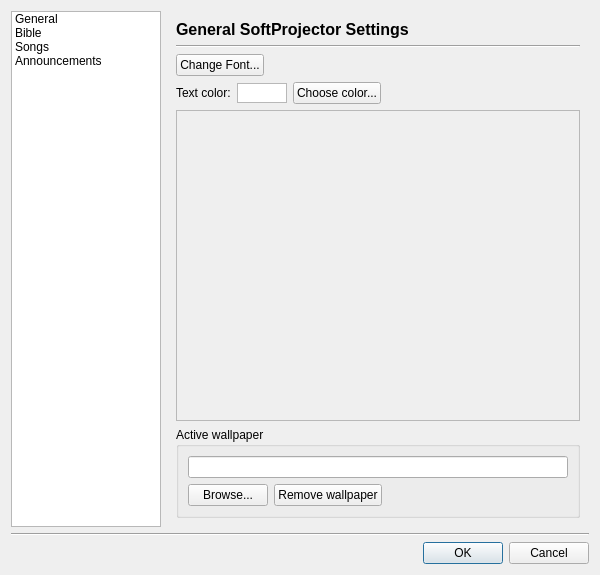
First picture: the form in src/settingsdialog.ui, repository SoftProjector/src, before the edit.
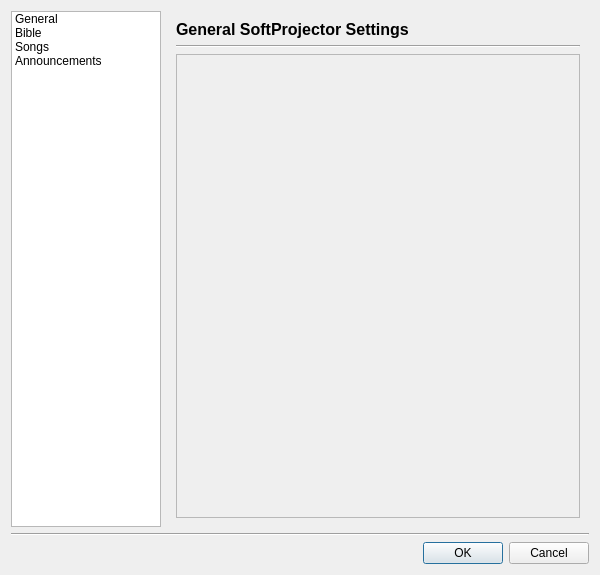
Second picture: the form after the edit. The open tabs and pages were chosen to show the change. Icons and pictures are not drawn.

Diff of the .ui file:
```diff
--- a/src/settingsdialog.ui
+++ b/src/settingsdialog.ui
@@ -88,11 +88,11 @@
       <bool>true</bool>
      </property>
      <property name="currentIndex">
-      <number>1</number>
+      <number>0</number>
      </property>
      <widget class="QWidget" name="general">
       <layout class="QGridLayout" name="gridLayout">
-       <item row="0" column="0" colspan="4">
+       <item row="0" column="0" colspan="2">
         <layout class="QVBoxLayout" name="verticalLayout_3">
          <item>
           <widget class="QLabel" name="label_4">
@@ -117,74 +117,7 @@
          </item>
         </layout>
        </item>
-       <item row="1" column="0" colspan="4">
-        <layout class="QHBoxLayout" name="horizontalLayout">
-         <item>
-          <widget class="QPushButton" name="change_font_button">
-           <property name="text">
-            <string>Change Font...</string>
-           </property>
-          </widget>
-         </item>
-         <item>
-          <spacer name="horizontalSpacer_3">
-           <property name="orientation">
-            <enum>Qt::Horizontal</enum>
-           </property>
-           <property name="sizeHint" stdset="0">
-            <size>
-             <width>40</width>
-             <height>20</height>
-            </size>
-           </property>
-          </spacer>
-         </item>
-        </layout>
-       </item>
-       <item row="2" column="0">
-        <widget class="QLabel" name="label_3">
-         <property name="text">
-          <string>Text color:</string>
-         </property>
-        </widget>
-       </item>
-       <item row="2" column="1">
-        <widget class="QGraphicsView" name="text_color_view">
-         <property name="minimumSize">
-          <size>
-           <width>50</width>
-           <height>20</height>
-          </size>
-         </property>
-         <property name="maximumSize">
-          <size>
-           <width>50</width>
-           <height>20</height>
-          </size>
-         </property>
-        </widget>
-       </item>
-       <item row="2" column="2">
-        <widget class="QPushButton" name="choose_color_button">
-         <property name="text">
-          <string>Choose color...</string>
-         </property>
-        </widget>
-       </item>
-       <item row="2" column="3">
-        <spacer name="horizontalSpacer">
-         <property name="orientation">
-          <enum>Qt::Horizontal</enum>
-         </property>
-         <property name="sizeHint" stdset="0">
-          <size>
-           <width>148</width>
-           <height>20</height>
-          </size>
-         </property>
-        </spacer>
-       </item>
-       <item row="3" column="0" colspan="4">
+       <item row="1" column="0" colspan="2">
         <widget class="QScrollArea" name="scrollAreaGeneralSettings">
          <property name="enabled">
           <bool>true</bool>
@@ -198,62 +131,12 @@
             <x>0</x>
             <y>0</y>
             <width>406</width>
-            <height>262</height>
+            <height>461</height>
            </rect>
           </property>
          </widget>
         </widget>
        </item>
-       <item row="4" column="0" colspan="4">
-        <widget class="QGroupBox" name="groupBox">
-         <property name="title">
-          <string>Active wallpaper</string>
-         </property>
-         <layout class="QVBoxLayout" name="verticalLayout">
-          <item>
-           <widget class="QLineEdit" name="wallpaper_ef">
-            <property name="enabled">
-             <bool>true</bool>
-            </property>
-            <property name="readOnly">
-             <bool>true</bool>
-            </property>
-           </widget>
-          </item>
-          <item>
-           <layout class="QHBoxLayout" name="horizontalLayout_2">
-            <item>
-             <widget class="QPushButton" name="set_wallpaper_button">
-              <property name="text">
-               <string>Browse...</string>
-              </property>
-             </widget>
-            </item>
-            <item>
-             <widget class="QPushButton" name="remove_wallpaper_button">
-              <property name="text">
-               <string>Remove wallpaper</string>
-              </property>
-             </widget>
-            </item>
-            <item>
-             <spacer name="horizontalSpacer_4">
-              <property name="orientation">
-               <enum>Qt::Horizontal</enum>
-              </property>
-              <property name="sizeHint" stdset="0">
-               <size>
-                <width>40</width>
-                <height>20</height>
-               </size>
-              </property>
-             </spacer>
-            </item>
-           </layout>
-          </item>
-         </layout>
-        </widget>
-       </item>
       </layout>
      </widget>
      <widget class="QWidget" name="bible">
@@ -297,7 +180,7 @@
             <x>0</x>
             <y>0</y>
             <width>406</width>
-            <height>450</height>
+            <height>461</height>
            </rect>
           </property>
          </widget>
@@ -333,31 +216,6 @@
         </layout>
        </item>
        <item row="1" column="0">
-        <layout class="QGridLayout" name="gridLayout_5">
-         <item row="0" column="0">
-          <widget class="QCheckBox" name="stanza_title_checkBox">
-           <property name="text">
-            <string>Show stanza title</string>
-           </property>
-          </widget>
-         </item>
-         <item row="0" column="1">
-          <widget class="QCheckBox" name="song_key_checkBox">
-           <property name="text">
-            <string>Show song key</string>
-           </property>
-          </widget>
-         </item>
-         <item row="1" column="0" colspan="2">
-          <widget class="QCheckBox" name="song_number_checkBox">
-           <property name="text">
-            <string>Show song number</string>
-           </property>
-          </widget>
-         </item>
-        </layout>
-       </item>
-       <item row="2" column="0">
         <widget class="QScrollArea" name="scrollAreaSongSettings">
          <property name="enabled">
           <bool>true</bool>
@@ -370,8 +228,8 @@
            <rect>
             <x>0</x>
             <y>0</y>
-            <width>98</width>
-            <height>28</height>
+            <width>406</width>
+            <height>461</height>
            </rect>
           </property>
          </widget>
@@ -419,8 +277,8 @@
            <rect>
             <x>0</x>
             <y>0</y>
-            <width>98</width>
-            <height>28</height>
+            <width>406</width>
+            <height>461</height>
            </rect>
           </property>
          </widget>
```
